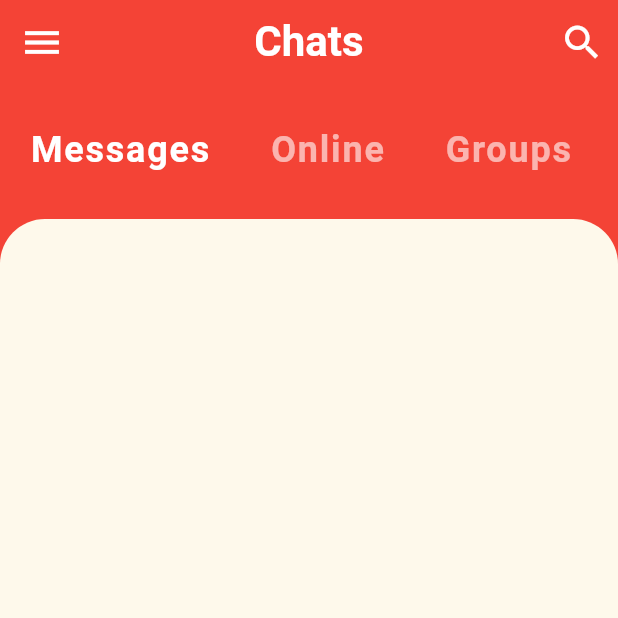
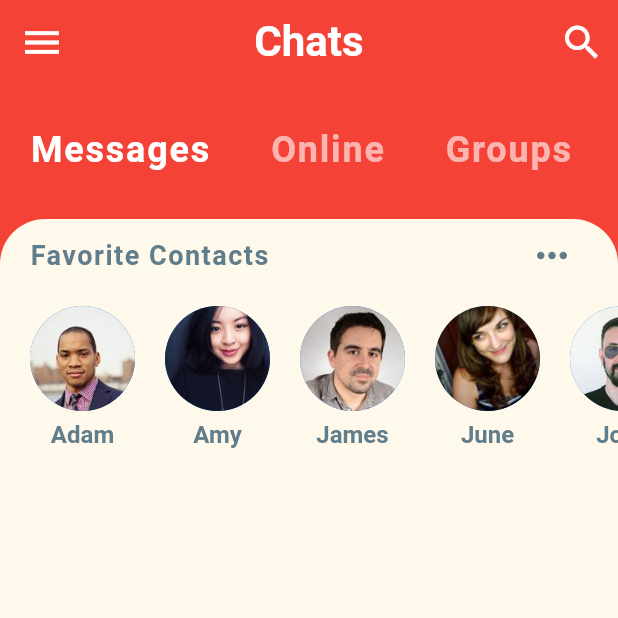
Before and after one commit to MatthieuNadeau96/flutter_chat, a Flutter app: the screen it shows after launch, on a phone screen of 412 x 824 dp, the top half of it. Run offline on Flutter 3.47's test engine with Material 2 defaults, Android fonts, the phone set to English and light mode, and no system bars.

Commit message:
created and added favorite contacts section. Also fixed user image typo's

```diff
--- a/lib/models/message_model.dart
+++ b/lib/models/message_model.dart
@@ -27,44 +27,44 @@ final User currentUser = User(
 
 final User josh = User(
   id: 2,
-  name: 'Current User',
-  imageUrl: 'assets\images\josh.jpg',
+  name: 'Josh',
+  imageUrl: 'assets/images/josh.jpg',
 );
 
 final User jenny = User(
   id: 3,
-  name: 'Current User',
-  imageUrl: 'assets\images\jenny.jpg',
+  name: 'Jenny',
+  imageUrl: 'assets/images/jenny.jpg',
 );
 
 final User james = User(
   id: 4,
-  name: 'Current User',
-  imageUrl: 'assets\images\james.jpg',
+  name: 'James',
+  imageUrl: 'assets/images/james.jpg',
 );
 
 final User june = User(
   id: 5,
-  name: 'Current User',
-  imageUrl: 'assets\images\june.jpg',
+  name: 'June',
+  imageUrl: 'assets/images/june.jpg',
 );
 
 final User amy = User(
   id: 6,
-  name: 'Current User',
-  imageUrl: 'assets\images\amy.jpg',
+  name: 'Amy',
+  imageUrl: 'assets/images/amy.jpg',
 );
 
 final User adam = User(
   id: 7,
-  name: 'Current User',
-  imageUrl: 'assets\images\adam.jpg',
+  name: 'Adam',
+  imageUrl: 'assets/images/adam.jpg',
 );
 
 final User joseline = User(
   id: 7,
-  name: 'Current User',
-  imageUrl: 'assets\images\joseline.jpg',
+  name: 'Joseline',
+  imageUrl: 'assets/images/joseline.jpg',
 );
 
 // favorite contacts
--- a/lib/screens/home_screen.dart
+++ b/lib/screens/home_screen.dart
@@ -1,4 +1,5 @@
 import 'package:chat/widgets/category_selector.dart';
+import 'package:chat/widgets/favorite_contacts.dart';
 import 'package:flutter/material.dart';
 
 class HomeScreen extends StatefulWidget {
@@ -42,11 +43,17 @@ class _HomeScreenState extends State<HomeScreen> {
           Expanded(
             child: Container(
               decoration: BoxDecoration(
-                  color: Theme.of(context).accentColor,
-                  borderRadius: BorderRadius.only(
-                    topLeft: Radius.circular(30.0),
-                    topRight: Radius.circular(30.0),
-                  )),
+                color: Theme.of(context).accentColor,
+                borderRadius: BorderRadius.only(
+                  topLeft: Radius.circular(30.0),
+                  topRight: Radius.circular(30.0),
+                ),
+              ),
+              child: Column(
+                children: <Widget>[
+                  FavoriteContacts(),
+                ],
+              ),
             ),
           ),
         ],
--- /dev/null
+++ b/lib/widgets/favorite_contacts.dart
@@ -0,0 +1,69 @@
+import 'package:chat/models/message_model.dart';
+import 'package:flutter/material.dart';
+
+class FavoriteContacts extends StatelessWidget {
+  @override
+  Widget build(BuildContext context) {
+    return Column(
+      children: <Widget>[
+        Padding(
+          padding: const EdgeInsets.symmetric(horizontal: 20.0),
+          child: Row(
+            mainAxisAlignment: MainAxisAlignment.spaceBetween,
+            children: <Widget>[
+              Text(
+                'Favorite Contacts',
+                style: TextStyle(
+                  color: Colors.blueGrey,
+                  fontSize: 18.0,
+                  fontWeight: FontWeight.bold,
+                  letterSpacing: 1.0,
+                ),
+              ),
+              IconButton(
+                icon: Icon(
+                  Icons.more_horiz,
+                ),
+                iconSize: 30.0,
+                color: Colors.blueGrey,
+                onPressed: () {},
+              ),
+            ],
+          ),
+        ),
+        Container(
+          height: 120.0,
+          child: ListView.builder(
+            padding: EdgeInsets.only(left: 10.0),
+            scrollDirection: Axis.horizontal,
+            itemCount: favorites.length,
+            itemBuilder: (BuildContext context, int index) {
+              return Padding(
+                padding: const EdgeInsets.all(10.0),
+                child: Column(
+                  children: <Widget>[
+                    CircleAvatar(
+                      radius: 35.0,
+                      backgroundImage: AssetImage(favorites[index].imageUrl),
+                    ),
+                    SizedBox(
+                      height: 6.0,
+                    ),
+                    Text(
+                      favorites[index].name,
+                      style: TextStyle(
+                        color: Colors.blueGrey,
+                        fontSize: 16.0,
+                        fontWeight: FontWeight.w600,
+                      ),
+                    ),
+                  ],
+                ),
+              );
+            },
+          ),
+        )
+      ],
+    );
+  }
+}
```
